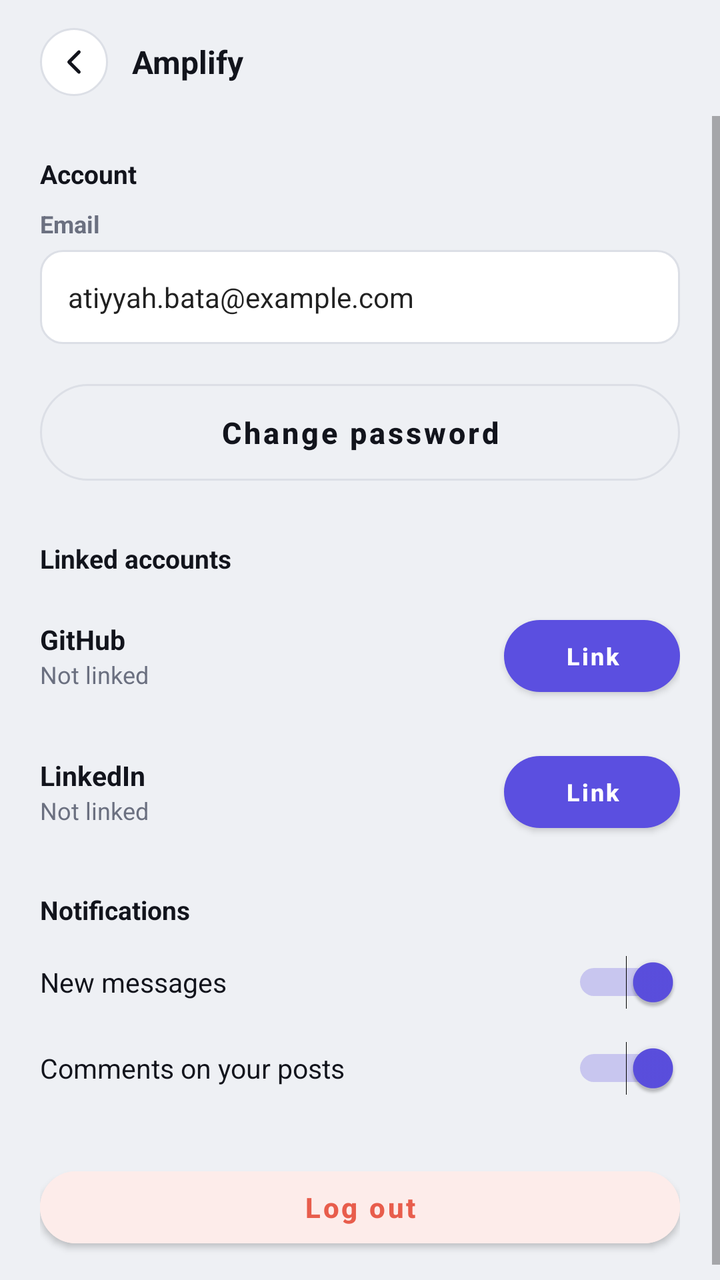
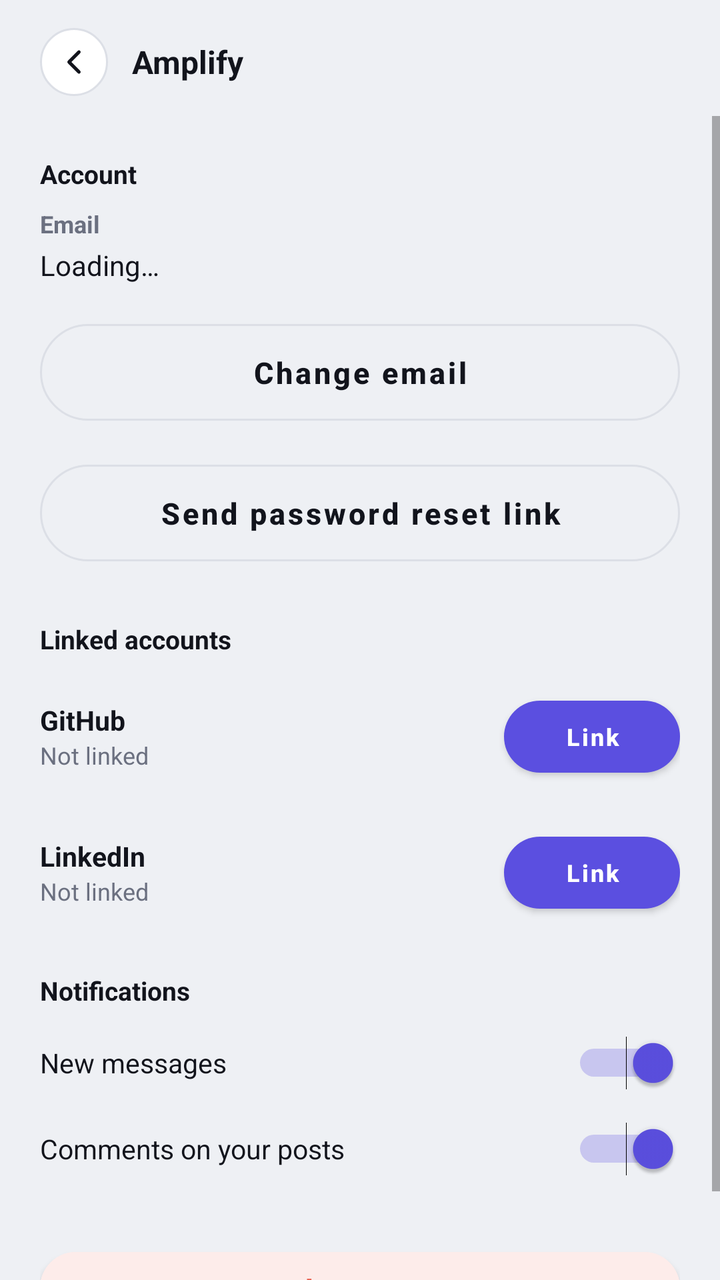

Screens rendered from an Android XML layout before and after an edit, with the pre-edit source and the edit as a unified diff.
<!-- AndroidManifest.xml: application theme Theme.Amplify -->
<!-- res/layout/activity_profile_settings.xml -->
<?xml version="1.0" encoding="utf-8"?>
<LinearLayout xmlns:android="http://schemas.android.com/apk/res/android"
    xmlns:app="http://schemas.android.com/apk/res-auto"
    android:layout_width="match_parent"
    android:layout_height="match_parent"
    android:background="@color/paper"
    android:orientation="vertical">

    <include android:id="@+id/header" layout="@layout/header_back" />

    <ScrollView
        android:layout_width="match_parent"
        android:layout_height="match_parent">

        <LinearLayout
            android:layout_width="match_parent"
            android:layout_height="wrap_content"
            android:orientation="vertical"
            android:padding="20dp">

            <TextView android:layout_width="wrap_content" android:layout_height="wrap_content"
                android:text="Account" android:textSize="13sp" android:textStyle="bold" android:textColor="@color/ink" android:layout_marginBottom="8dp" />

            <TextView android:layout_width="wrap_content" android:layout_height="wrap_content"
                android:text="Email" android:textSize="12sp" android:textStyle="bold" android:textColor="@color/muted" android:layout_marginBottom="5dp" />
            <EditText android:id="@+id/etEmail" style="@style/Amplify.EditText"
                android:layout_width="match_parent" android:layout_height="wrap_content"
                android:text="atiyyah.bata@example.com" android:layout_marginBottom="14dp" />

            <com.google.android.material.button.MaterialButton
                android:id="@+id/btnChangePassword"
                style="@style/Amplify.Button.Outline"
                android:layout_width="match_parent"
                android:layout_height="wrap_content"
                android:text="Change password"
                android:layout_marginBottom="24dp" />

            <TextView android:layout_width="wrap_content" android:layout_height="wrap_content"
                android:text="Linked accounts" android:textSize="13sp" android:textStyle="bold" android:textColor="@color/ink" android:layout_marginBottom="6dp" />

            <LinearLayout
                android:layout_width="match_parent"
                android:layout_height="wrap_content"
                android:orientation="horizontal"
                android:gravity="center_vertical"
                android:paddingTop="10dp"
                android:paddingBottom="10dp">

                <LinearLayout
                    android:layout_width="0dp"
                    android:layout_height="wrap_content"
                    android:layout_weight="1"
                    android:orientation="vertical">

                    <TextView android:layout_width="wrap_content" android:layout_height="wrap_content"
                        android:text="GitHub" android:textSize="13.5sp" android:textStyle="bold" android:textColor="@color/ink" />
                    <TextView android:id="@+id/tvGithubStatus" android:layout_width="wrap_content" android:layout_height="wrap_content"
                        android:text="Not linked" android:textSize="12sp" android:textColor="@color/muted" />
                </LinearLayout>

                <com.google.android.material.button.MaterialButton
                    android:id="@+id/btnLinkGithub"
                    style="@style/Amplify.Button.Primary"
                    android:layout_width="wrap_content"
                    android:layout_height="wrap_content"
                    android:paddingTop="6dp" android:paddingBottom="6dp" android:paddingStart="16dp" android:paddingEnd="16dp"
                    android:textSize="12sp"
                    android:text="Link" />
            </LinearLayout>

            <LinearLayout
                android:layout_width="match_parent"
                android:layout_height="wrap_content"
                android:orientation="horizontal"
                android:gravity="center_vertical"
                android:paddingTop="10dp"
                android:paddingBottom="10dp">

                <LinearLayout
                    android:layout_width="0dp"
                    android:layout_height="wrap_content"
                    android:layout_weight="1"
                    android:orientation="vertical">

                    <TextView android:layout_width="wrap_content" android:layout_height="wrap_content"
                        android:text="LinkedIn" android:textSize="13.5sp" android:textStyle="bold" android:textColor="@color/ink" />
                    <TextView android:id="@+id/tvLinkedinStatus" android:layout_width="wrap_content" android:layout_height="wrap_content"
                        android:text="Not linked" android:textSize="12sp" android:textColor="@color/muted" />
                </LinearLayout>

                <com.google.android.material.button.MaterialButton
                    android:id="@+id/btnLinkLinkedin"
                    style="@style/Amplify.Button.Primary"
                    android:layout_width="wrap_content"
                    android:layout_height="wrap_content"
                    android:paddingTop="6dp" android:paddingBottom="6dp" android:paddingStart="16dp" android:paddingEnd="16dp"
                    android:textSize="12sp"
                    android:text="Link" />
            </LinearLayout>

            <TextView android:layout_width="wrap_content" android:layout_height="wrap_content"
                android:text="Notifications" android:textSize="13sp" android:textStyle="bold" android:textColor="@color/ink"
                android:layout_marginTop="16dp" android:layout_marginBottom="6dp" />

            <LinearLayout
                android:layout_width="match_parent"
                android:layout_height="wrap_content"
                android:orientation="horizontal"
                android:gravity="center_vertical"
                android:paddingTop="8dp"
                android:paddingBottom="8dp">

                <TextView android:layout_width="0dp" android:layout_height="wrap_content" android:layout_weight="1"
                    android:text="New messages" android:textSize="13.5sp" android:textColor="@color/ink" />

                <Switch
                    android:id="@+id/switchMessageNotifs"
                    android:layout_width="wrap_content"
                    android:layout_height="wrap_content"
                    android:checked="true" />
            </LinearLayout>

            <LinearLayout
                android:layout_width="match_parent"
                android:layout_height="wrap_content"
                android:orientation="horizontal"
                android:gravity="center_vertical"
                android:paddingTop="8dp"
                android:paddingBottom="8dp">

                <TextView android:layout_width="0dp" android:layout_height="wrap_content" android:layout_weight="1"
                    android:text="Comments on your posts" android:textSize="13.5sp" android:textColor="@color/ink" />

                <Switch
                    android:id="@+id/switchCommentNotifs"
                    android:layout_width="wrap_content"
                    android:layout_height="wrap_content"
                    android:checked="true" />
            </LinearLayout>

            <com.google.android.material.button.MaterialButton
                android:id="@+id/btnLogOut"
                android:layout_width="match_parent"
                android:layout_height="wrap_content"
                android:backgroundTint="@color/coral_soft"
                android:textColor="@color/coral"
                app:cornerRadius="28dp"
                android:textAllCaps="false"
                android:textStyle="bold"
                android:text="Log out"
                android:layout_marginTop="24dp" />

        </LinearLayout>
    </ScrollView>
</LinearLayout>
<!-- res/layout/header_back.xml (included above) -->
<?xml version="1.0" encoding="utf-8"?>
<LinearLayout xmlns:android="http://schemas.android.com/apk/res/android"
    android:layout_width="match_parent"
    android:layout_height="wrap_content"
    android:orientation="horizontal"
    android:gravity="center_vertical"
    android:paddingStart="20dp"
    android:paddingEnd="20dp"
    android:paddingTop="14dp"
    android:paddingBottom="10dp">

    <ImageButton
        android:id="@+id/btnBack"
        android:layout_width="34dp"
        android:layout_height="34dp"
        android:background="@drawable/bg_circle_button"
        android:src="@drawable/ic_back"
        android:padding="8dp"
        android:contentDescription="Back"
        android:layout_marginEnd="12dp" />

    <TextView
        android:id="@+id/tvHeaderTitle"
        android:layout_width="0dp"
        android:layout_height="wrap_content"
        android:layout_weight="1"
        android:text="Amplify"
        android:textSize="16sp"
        android:textStyle="bold"
        android:textColor="@color/ink" />

</LinearLayout>
<!-- resources referenced by this layout -->
<resources>
  <color name="coral">#E85D4C</color>
  <color name="coral_soft">#FDECEA</color>
  <color name="ink">#12141C</color>
  <color name="muted">#6B7080</color>
  <color name="paper">#EEF0F4</color>
  <!-- drawable bg_circle_button (drawable) -->
  <?xml version="1.0" encoding="utf-8"?>
  <shape xmlns:android="http://schemas.android.com/apk/res/android" android:shape="oval">
      <solid android:color="@color/surface" />
      <stroke android:width="1dp" android:color="@color/line" />
  </shape>
  <!-- drawable ic_back (drawable) -->
  <vector xmlns:android="http://schemas.android.com/apk/res/android"
      android:width="20dp" android:height="20dp" android:viewportWidth="24" android:viewportHeight="24">
      <path android:pathData="M15,18L9,12L15,6" android:strokeColor="#12141C" android:strokeWidth="2" android:strokeLineCap="round" android:strokeLineJoin="round" />
  </vector>
  <style name="Amplify.Button.Outline" parent="Widget.MaterialComponents.Button.OutlinedButton">
          <item name="strokeColor">@color/line</item>
          <item name="android:textColor">@color/ink</item>
          <item name="cornerRadius">28dp</item>
          <item name="android:textAllCaps">false</item>
          <item name="android:textSize">15sp</item>
          <item name="android:textStyle">bold</item>
          <item name="android:paddingTop">14dp</item>
          <item name="android:paddingBottom">14dp</item>
      </style>
  <style name="Amplify.Button.Primary" parent="Widget.MaterialComponents.Button">
          <item name="backgroundTint">@color/accent</item>
          <item name="cornerRadius">28dp</item>
          <item name="android:textAllCaps">false</item>
          <item name="android:textSize">15sp</item>
          <item name="android:textStyle">bold</item>
          <item name="android:paddingTop">14dp</item>
          <item name="android:paddingBottom">14dp</item>
      </style>
  <style name="Amplify.EditText" parent="Widget.AppCompat.EditText">
          <item name="android:background">@drawable/bg_input_field</item>
          <item name="android:padding">14dp</item>
          <item name="android:textSize">14sp</item>
          <item name="android:textColorHint">@color/muted</item>
      </style>
  <style name="Theme.Amplify" parent="Theme.MaterialComponents.Light.NoActionBar">
          <item name="colorPrimary">@color/accent</item>
          <item name="colorPrimaryDark">@color/ink</item>
          <item name="colorAccent">@color/accent</item>
          <item name="android:windowBackground">@color/paper</item>
          <item name="android:statusBarColor">@color/surface</item>
          <item name="android:windowLightStatusBar">true</item>
      </style>
  <color name="surface">#FFFFFF</color>
  <color name="line">#DCDFE6</color>
  <color name="accent">#5B4FE0</color>
  <!-- drawable bg_input_field (drawable) -->
  <?xml version="1.0" encoding="utf-8"?>
  <shape xmlns:android="http://schemas.android.com/apk/res/android" android:shape="rectangle">
      <solid android:color="@color/surface" />
      <corners android:radius="11dp" />
      <stroke android:width="1dp" android:color="@color/line" />
  </shape>
</resources>

<!-- the commit's change to res/layout/activity_profile_settings.xml (unified diff, before → after) -->
@@ -22,17 +22,42 @@
                 android:text="Account" android:textSize="13sp" android:textStyle="bold" android:textColor="@color/ink" android:layout_marginBottom="8dp" />
 
             <TextView android:layout_width="wrap_content" android:layout_height="wrap_content"
-                android:text="Email" android:textSize="12sp" android:textStyle="bold" android:textColor="@color/muted" android:layout_marginBottom="5dp" />
-            <EditText android:id="@+id/etEmail" style="@style/Amplify.EditText"
-                android:layout_width="match_parent" android:layout_height="wrap_content"
-                android:text="atiyyah.bata@example.com" android:layout_marginBottom="14dp" />
+                android:text="Email" android:textSize="12sp" android:textStyle="bold" android:textColor="@color/muted" android:layout_marginBottom="3dp" />
+
+            
+            <TextView
+                android:id="@+id/tvEmail"
+                android:layout_width="match_parent"
+                android:layout_height="wrap_content"
+                android:text="Loading…"
+                android:textSize="14sp"
+                android:textColor="@color/ink"
+                android:layout_marginBottom="4dp" />
+
+            <TextView
+                android:id="@+id/tvEmailPending"
+                android:layout_width="match_parent"
+                android:layout_height="wrap_content"
+                android:textSize="12sp"
+                android:textColor="@color/muted"
+                android:visibility="gone"
+                android:layout_marginBottom="4dp" />
+
+            <com.google.android.material.button.MaterialButton
+                android:id="@+id/btnChangeEmail"
+                style="@style/Amplify.Button.Outline"
+                android:layout_width="match_parent"
+                android:layout_height="wrap_content"
+                android:text="Change email"
+                android:layout_marginTop="10dp"
+                android:layout_marginBottom="10dp" />
 
             <com.google.android.material.button.MaterialButton
                 android:id="@+id/btnChangePassword"
                 style="@style/Amplify.Button.Outline"
                 android:layout_width="match_parent"
                 android:layout_height="wrap_content"
-                android:text="Change password"
+                android:text="Send password reset link"
                 android:layout_marginBottom="24dp" />
 
             <TextView android:layout_width="wrap_content" android:layout_height="wrap_content"
<!-- resource entries referenced after the edit -->
@@ -35,12 +35,6 @@
           <item name="android:paddingTop">14dp</item>
           <item name="android:paddingBottom">14dp</item>
       </style>
-  <style name="Amplify.EditText" parent="Widget.AppCompat.EditText">
-          <item name="android:background">@drawable/bg_input_field</item>
-          <item name="android:padding">14dp</item>
-          <item name="android:textSize">14sp</item>
-          <item name="android:textColorHint">@color/muted</item>
-      </style>
   <style name="Theme.Amplify" parent="Theme.MaterialComponents.Light.NoActionBar">
           <item name="colorPrimary">@color/accent</item>
           <item name="colorPrimaryDark">@color/ink</item>
@@ -52,12 +46,5 @@
   <color name="surface">#FFFFFF</color>
   <color name="line">#DCDFE6</color>
   <color name="accent">#5B4FE0</color>
-  <!-- drawable bg_input_field (drawable) -->
-  <?xml version="1.0" encoding="utf-8"?>
-  <shape xmlns:android="http://schemas.android.com/apk/res/android" android:shape="rectangle">
-      <solid android:color="@color/surface" />
-      <corners android:radius="11dp" />
-      <stroke android:width="1dp" android:color="@color/line" />
-  </shape>
 </resources>
 
